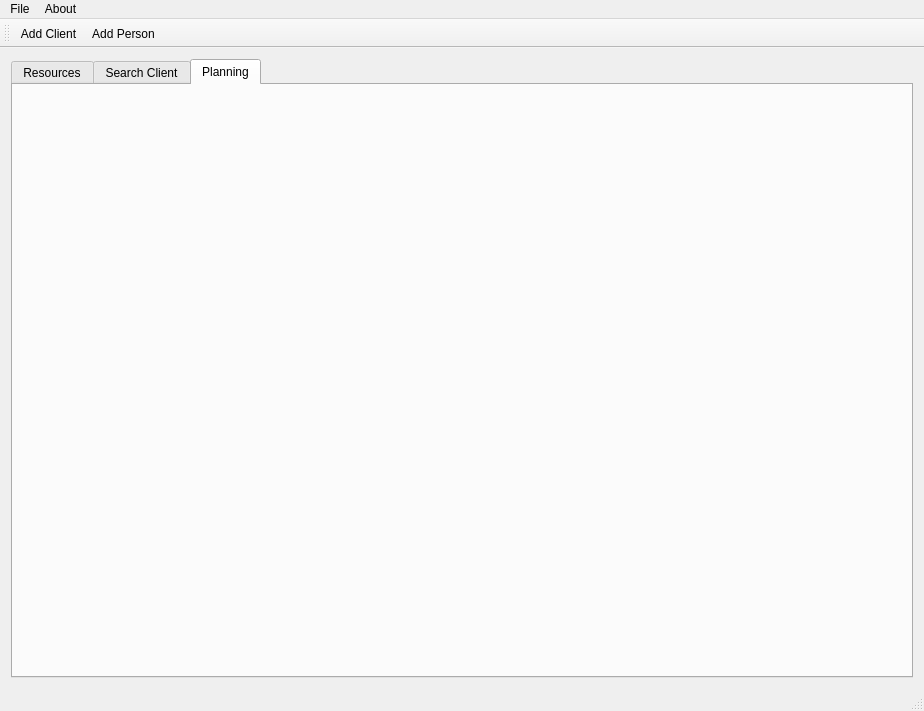
Old version of the form mainwindow.ui in the repository penghanyuan/ProjectQt.
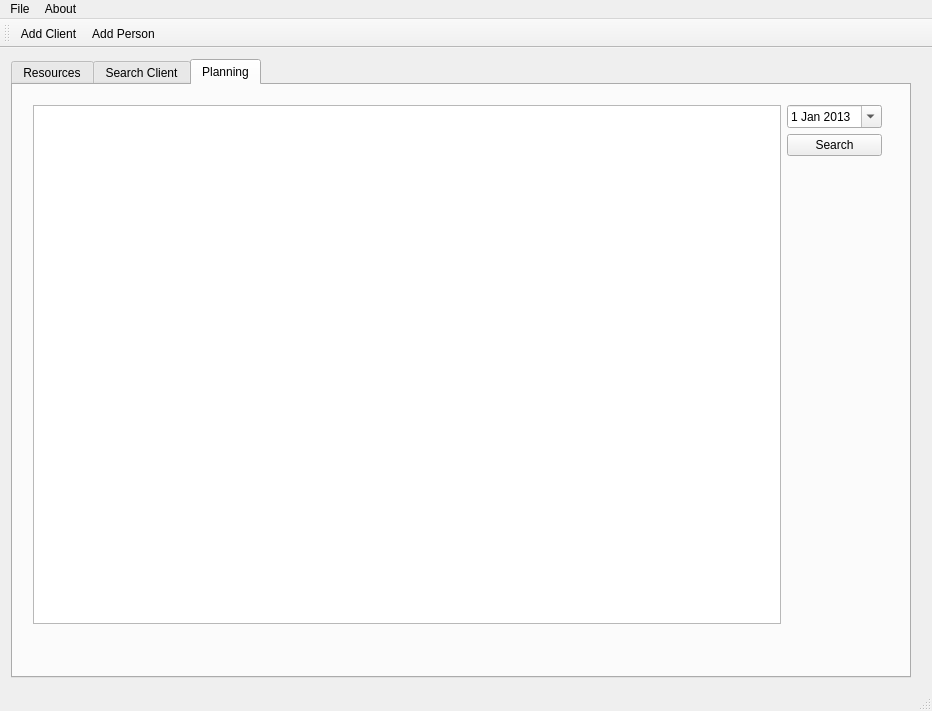
New version of the form. The open tabs and pages were chosen to show the change. Icons and pictures are not drawn.

What changed in the file:
```diff
--- a/mainwindow.ui
+++ b/mainwindow.ui
@@ -6,7 +6,7 @@
    <rect>
     <x>0</x>
     <y>0</y>
-    <width>924</width>
+    <width>932</width>
     <height>711</height>
    </rect>
   </property>
@@ -15,7 +15,7 @@
   </property>
   <widget class="QWidget" name="centralWidget">
    <layout class="QFormLayout" name="formLayout">
-    <item row="0" column="0" colspan="2">
+    <item row="0" column="0">
      <widget class="QTabWidget" name="tabWidget">
       <property name="minimumSize">
        <size>
@@ -163,6 +163,74 @@
        <attribute name="title">
         <string>Planning</string>
        </attribute>
+       <widget class="QWidget" name="horizontalLayoutWidget">
+        <property name="geometry">
+         <rect>
+          <x>9</x>
+          <y>9</y>
+          <width>871</width>
+          <height>541</height>
+         </rect>
+        </property>
+        <layout class="QHBoxLayout" name="horizontalLayout_4">
+         <item>
+          <widget class="QTableView" name="tableView_2"/>
+         </item>
+         <item>
+          <layout class="QVBoxLayout" name="verticalLayout_4">
+           <item>
+            <widget class="QDateEdit" name="searchDate">
+             <property name="sizePolicy">
+              <sizepolicy hsizetype="Fixed" vsizetype="Fixed">
+               <horstretch>3</horstretch>
+               <verstretch>0</verstretch>
+              </sizepolicy>
+             </property>
+             <property name="baseSize">
+              <size>
+               <width>0</width>
+               <height>0</height>
+              </size>
+             </property>
+             <property name="dateTime">
+              <datetime>
+               <hour>0</hour>
+               <minute>0</minute>
+               <second>0</second>
+               <year>2013</year>
+               <month>1</month>
+               <day>1</day>
+              </datetime>
+             </property>
+             <property name="calendarPopup">
+              <bool>true</bool>
+             </property>
+            </widget>
+           </item>
+           <item>
+            <widget class="QPushButton" name="pushButton_3">
+             <property name="text">
+              <string>Search</string>
+             </property>
+            </widget>
+           </item>
+           <item>
+            <spacer name="verticalSpacer_3">
+             <property name="orientation">
+              <enum>Qt::Vertical</enum>
+             </property>
+             <property name="sizeHint" stdset="0">
+              <size>
+               <width>20</width>
+               <height>40</height>
+              </size>
+             </property>
+            </spacer>
+           </item>
+          </layout>
+         </item>
+        </layout>
+       </widget>
       </widget>
      </widget>
     </item>
@@ -173,7 +241,7 @@
     <rect>
      <x>0</x>
      <y>0</y>
-     <width>924</width>
+     <width>932</width>
      <height>22</height>
     </rect>
    </property>
```
Left out of the diff: 173 changed lines with no effect on the pictures.
